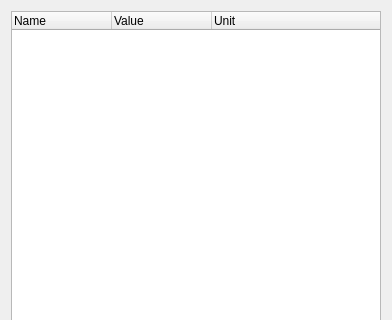
Above: asammdf/gui/ui/numeric.ui from danielhrisca/asammdf before the change; both pictures show x 0 to 392 and y 0 to 320 of the 392 by 560 pixel window. Below: the same form after it.
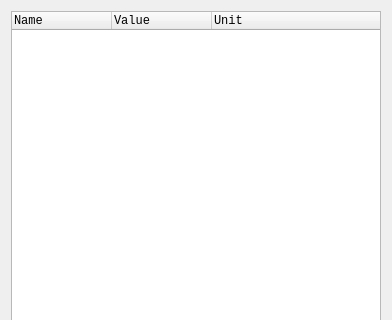
That is the form after the change. Custom widgets are drawn as their Qt base class.

Commit message: add tabular window (issue #183)

```diff
--- a/asammdf/gui/ui/numeric.ui
+++ b/asammdf/gui/ui/numeric.ui
@@ -16,6 +16,11 @@
   <layout class="QVBoxLayout" name="verticalLayout">
    <item>
     <widget class="NumericTreeWidget" name="channels">
+     <property name="font">
+      <font>
+       <family>Lucida Console</family>
+      </font>
+     </property>
      <property name="dragDropMode">
       <enum>QAbstractItemView::InternalMove</enum>
      </property>
```
The commit also changes 6 other files.
